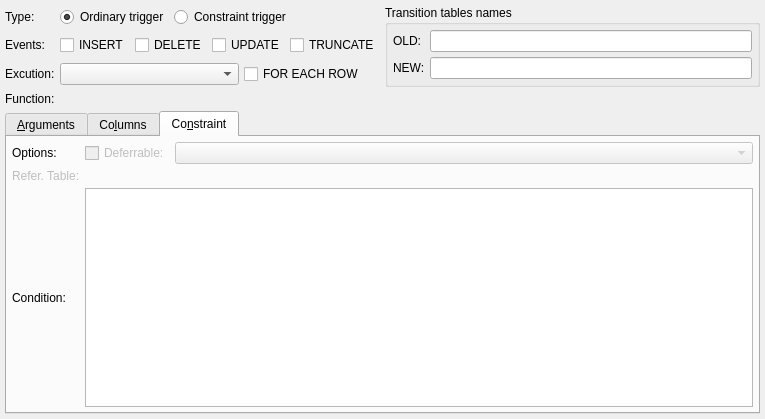
Above: libs/libgui/ui/dbobjects/triggerwidget.ui from arichiardi/pgmodeler before the change. Below: the same form after it.
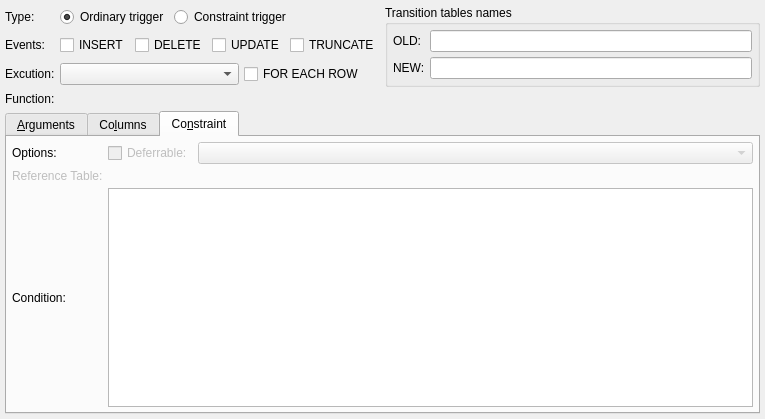
That is the form after the change. The open tabs and pages were chosen to show the change. Icons and pictures are not drawn.

Commit message: Improve semantic clarity in internationalization strings on generalconfigwidget.ui

```diff
--- a/libs/libgui/ui/dbobjects/triggerwidget.ui
+++ b/libs/libgui/ui/dbobjects/triggerwidget.ui
@@ -335,7 +335,7 @@
           </size>
          </property>
          <property name="text">
-          <string>Refer. Table:</string>
+          <string>Reference Table:</string>
          </property>
         </widget>
        </item>
```
The commit also changes 2 other files.
